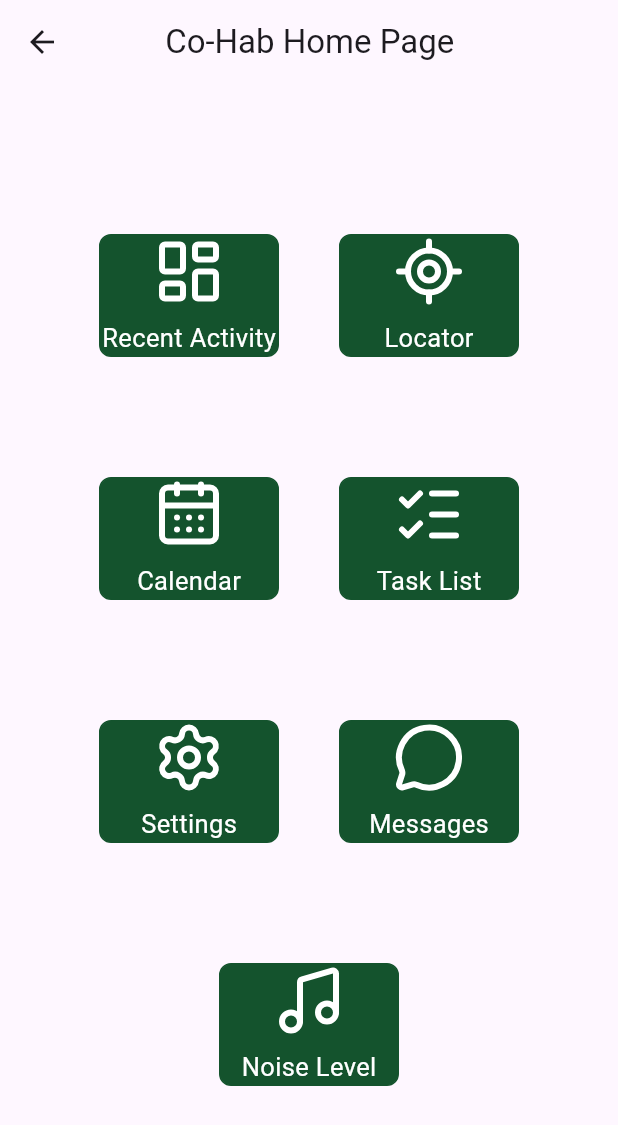
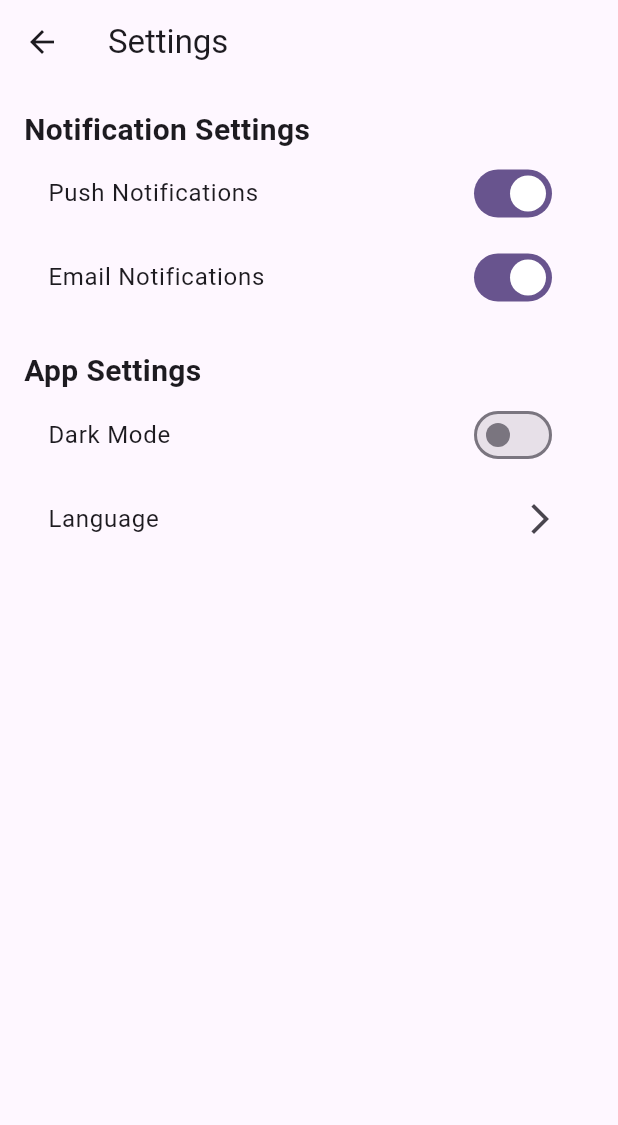
Before and after one commit to PG-002/CoHab, a Flutter app: the HomePage screen opened directly, after a tap on "Settings", on a phone screen of 412 x 824 dp. Shown: the top 1125 px of the screen. Run offline on Flutter 3.47's test engine with Material 3 defaults, Android fonts, the phone set to English and light mode, and no system bars; our stand-ins replace jwt_decoder, lucide_icons, socket_io_client; missing offline and left inert: flutter_neat_and_clean_calendar; accounts and stored records are empty.

Commit message:
examples that we will implement

```diff
--- a/cohab_mobile/lib/homepage.dart
+++ b/cohab_mobile/lib/homepage.dart
@@ -1,5 +1,8 @@
 import 'package:cohab_mobile/calendar.dart';
 import 'package:cohab_mobile/groupchat.dart';
+import 'package:cohab_mobile/noise_level.dart';
+import 'package:cohab_mobile/recent_act.dart';
+import 'package:cohab_mobile/settings.dart';
 import 'package:cohab_mobile/task_list.dart';
 import 'package:cohab_mobile/token.dart';
 import 'package:flutter/material.dart';
@@ -34,7 +37,7 @@ class _HomePageState extends State<HomePage> {
                     onTap: () {
                       Navigator.push(
                         context,
-                        MaterialPageRoute(builder: (context) => const CalendarHomePage()),
+                        MaterialPageRoute(builder: (context) => const RecentActivityPage()),
                       );
                     },
                     child: Ink(
@@ -50,7 +53,7 @@ class _HomePageState extends State<HomePage> {
                             onTap: () {
                               Navigator.push(
                                 context,
-                                MaterialPageRoute(builder: (context) => const CalendarHomePage()),
+                                MaterialPageRoute(builder: (context) => const RecentActivityPage()),
                               );
                             },
                             child: const Icon(
@@ -213,7 +216,10 @@ class _HomePageState extends State<HomePage> {
                   width: 120,
                   child: InkWell(
                     onTap: () {
-                      // Add your onPressed logic here
+                      Navigator.push(
+                        context,
+                        MaterialPageRoute(builder: (context) => const SettingsPage()),
+                      );
                     },
                     child: Ink(
                       decoration: BoxDecoration(
@@ -226,7 +232,10 @@ class _HomePageState extends State<HomePage> {
                         children: [
                           InkWell(
                             onTap: () {
-                              // Add your onPressed logic here
+                              Navigator.push(
+                                context,
+                                MaterialPageRoute(builder: (context) => const SettingsPage()),
+                              );
                             },
                             child: const Icon(
                               LucideIcons.settings,
@@ -291,7 +300,10 @@ class _HomePageState extends State<HomePage> {
               width: 120,
               child: InkWell(
                 onTap: () {
-                  // Add your onPressed logic here
+                  Navigator.push(
+                    context,
+                    MaterialPageRoute(builder: (context) => const NoiseLevelPage()),
+                  );
                 },
                 child: Ink(
                   decoration: BoxDecoration(
@@ -304,7 +316,10 @@ class _HomePageState extends State<HomePage> {
                     children: [
                       InkWell(
                         onTap: () {
-                          // Add your onPressed logic here
+                          Navigator.push(
+                            context,
+                            MaterialPageRoute(builder: (context) => const NoiseLevelPage()),
+                          );
                         },
                         child: const Icon(
                           LucideIcons.music,
--- a/cohab_mobile/lib/houseoptions.dart
+++ b/cohab_mobile/lib/houseoptions.dart
@@ -125,7 +125,6 @@ class HouseOptions extends StatelessWidget {
                   width: 200,
                   child: ElevatedButton(
                     onPressed: () {
-                      debugPrint('Create a House button pressed...');
                       Navigator.push(
                         context,
                         MaterialPageRoute(builder: (context) => const CreateAHouse()),
--- a/cohab_mobile/lib/settings.dart
+++ b/cohab_mobile/lib/settings.dart
@@ -0,0 +1,67 @@
+import 'package:flutter/material.dart';
+
+class SettingsPage extends StatelessWidget {
+  const SettingsPage({super.key});
+
+  @override
+  Widget build(BuildContext context) {
+    return Scaffold(
+      appBar: AppBar(
+        title: const Text('Settings'),
+      ),
+      body: Padding(
+        padding: const EdgeInsets.all(16.0),
+        child: Column(
+          crossAxisAlignment: CrossAxisAlignment.start,
+          children: <Widget>[
+            const Text(
+              'Notification Settings',
+              style: TextStyle(
+                fontSize: 20,
+                fontWeight: FontWeight.bold,
+              ),
+            ),
+            SwitchListTile(
+              title: const Text('Push Notifications'),
+              value: true, // Set initial value or fetch from preferences
+              onChanged: (bool value) {
+                // Handle toggling of push notifications
+              },
+            ),
+            SwitchListTile(
+              title: const Text('Email Notifications'),
+              value: true, // Set initial value or fetch from preferences
+              onChanged: (bool value) {
+                // Handle toggling of email notifications
+              },
+            ),
+            const SizedBox(height: 20),
+            const Text(
+              'App Settings',
+              style: TextStyle(
+                fontSize: 20,
+                fontWeight: FontWeight.bold,
+              ),
+            ),
+            ListTile(
+              title: const Text('Dark Mode'),
+              trailing: Switch(
+                value: false, // Set initial value or fetch from preferences
+                onChanged: (bool value) {
+                  // Handle toggling of dark mode
+                },
+              ),
+            ),
+            ListTile(
+              title: const Text('Language'),
+              trailing: const Icon(Icons.arrow_forward_ios),
+              onTap: () {
+                // Navigate to language settings page
+              },
+            ),
+          ],
+        ),
+      ),
+    );
+  }
+}
```
Also changed, not shown: cohab_mobile/lib/noise_level.dart (+94 -0 lines), cohab_mobile/lib/recent_act.dart (+28 -0 lines).
